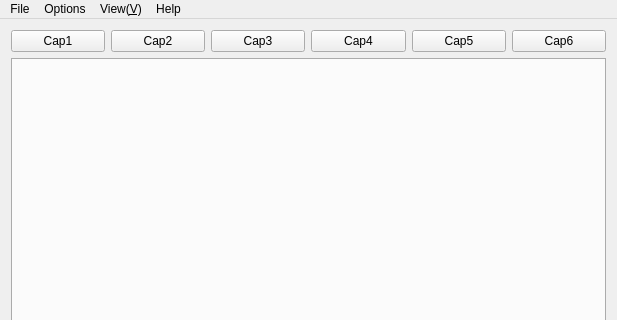
The window that MainWindow.ui (flytocc/pyqt5-cv2-multithreaded) describes before a commit, drawn with Qt 5; both pictures show x 0 to 617 and y 0 to 320 of the 617 by 800 pixel window.
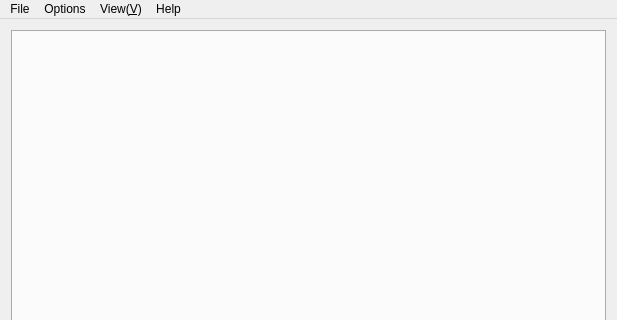
The same window after the commit.

What changed in the file:
```diff
--- a/MainWindow.ui
+++ b/MainWindow.ui
@@ -26,53 +26,7 @@
    <string>qt-opencv-multithreaded</string>
   </property>
   <widget class="QWidget" name="centralWidget">
-   <layout class="QVBoxLayout" name="verticalLayout" stretch="0,1">
-    <item>
-     <layout class="QHBoxLayout" name="horizontalLayout">
-      <item>
-       <widget class="QPushButton" name="addCapPushButton_1">
-        <property name="text">
-         <string>Cap1</string>
-        </property>
-       </widget>
-      </item>
-      <item>
-       <widget class="QPushButton" name="addCapPushButton_2">
-        <property name="text">
-         <string>Cap2</string>
-        </property>
-       </widget>
-      </item>
-      <item>
-       <widget class="QPushButton" name="addCapPushButton_3">
-        <property name="text">
-         <string>Cap3</string>
-        </property>
-       </widget>
-      </item>
-      <item>
-       <widget class="QPushButton" name="addCapPushButton_4">
-        <property name="text">
-         <string>Cap4</string>
-        </property>
-       </widget>
-      </item>
-      <item>
-       <widget class="QPushButton" name="addCapPushButton_5">
-        <property name="text">
-         <string>Cap5</string>
-        </property>
-       </widget>
-      </item>
-      <item>
-       <widget class="QPushButton" name="addCapPushButton_6">
-        <property name="text">
-         <string>Cap6</string>
-        </property>
-       </widget>
-      </item>
-     </layout>
-    </item>
+   <layout class="QVBoxLayout" name="verticalLayout" stretch="1">
     <item>
      <widget class="QTabWidget" name="tabWidget">
       <property name="sizePolicy">
```
Left out of the diff: 6 changed lines with no effect on the pictures.
